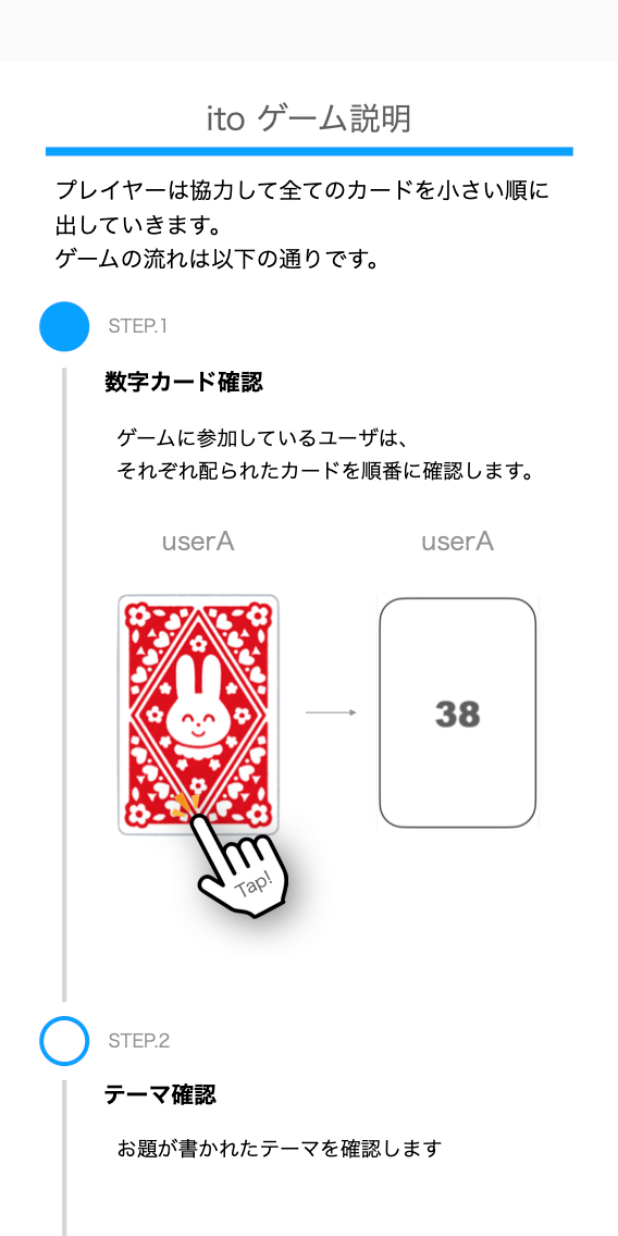
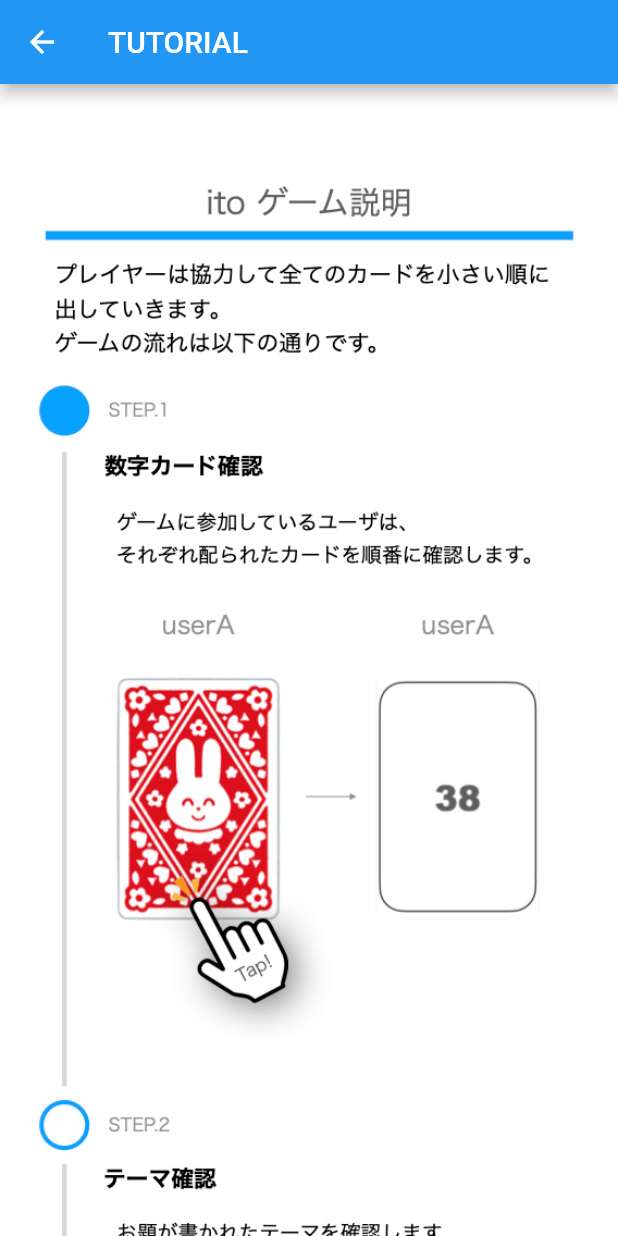
Before and after one commit to riii-san/ito_flutter, a Flutter app: the tutorial screen opened directly, on a phone screen of 412 x 824 dp. Run offline on Flutter 3.47's test engine with Material 2 defaults, Android fonts, the phone set to English and light mode, and no system bars; our stand-ins replace animated_text_kit.

Commit message:
tutorial動画

```diff
--- a/lib/tutorial.dart
+++ b/lib/tutorial.dart
@@ -12,7 +12,13 @@ class tutorial extends StatelessWidget{
   Widget build(BuildContext context) {
     config _config = new config(context);
     return Scaffold(
+      appBar: AppBar(
+        leading: Icon(Icons.arrow_back),
+        title: Text('TUTORIAL'),
+      ),
       body: SingleChildScrollView(
+        child: Container(
+          color: Colors.white,
           child: Center(
             child: Column(
               children: <Widget>[
@@ -117,6 +123,7 @@ class tutorial extends StatelessWidget{
             ),
           ),
         ),
+      ),
     );
   }
 }
```
Also changed, not shown: 5 other files. Lines whose indentation alone changed are shown as unchanged.
